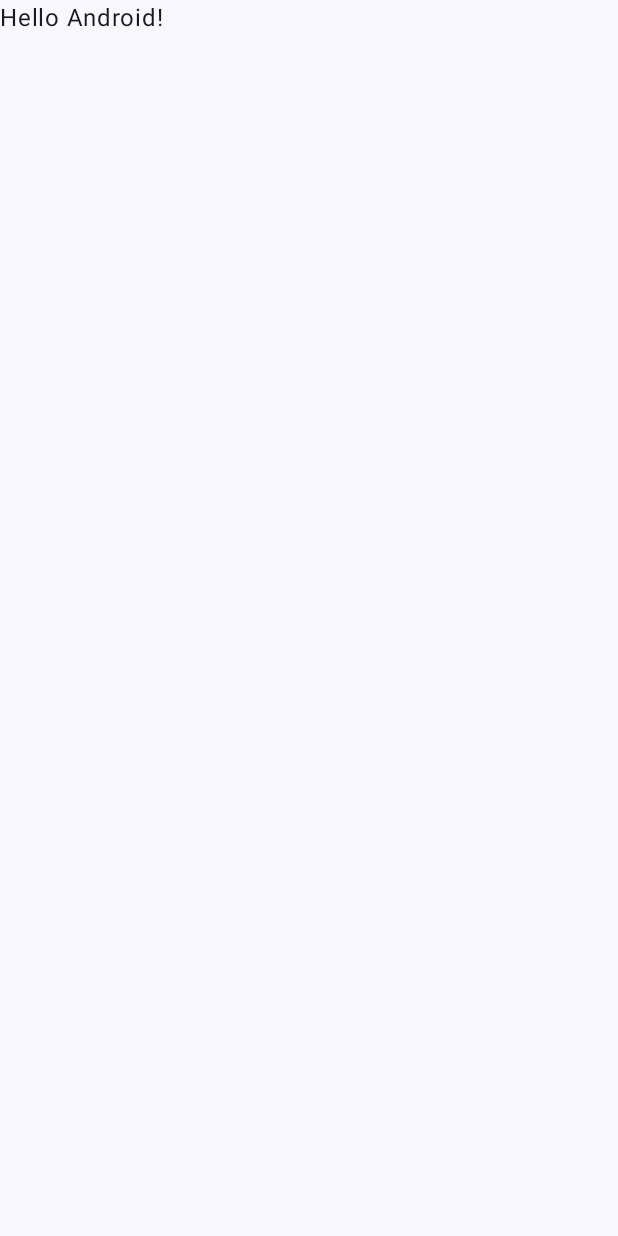
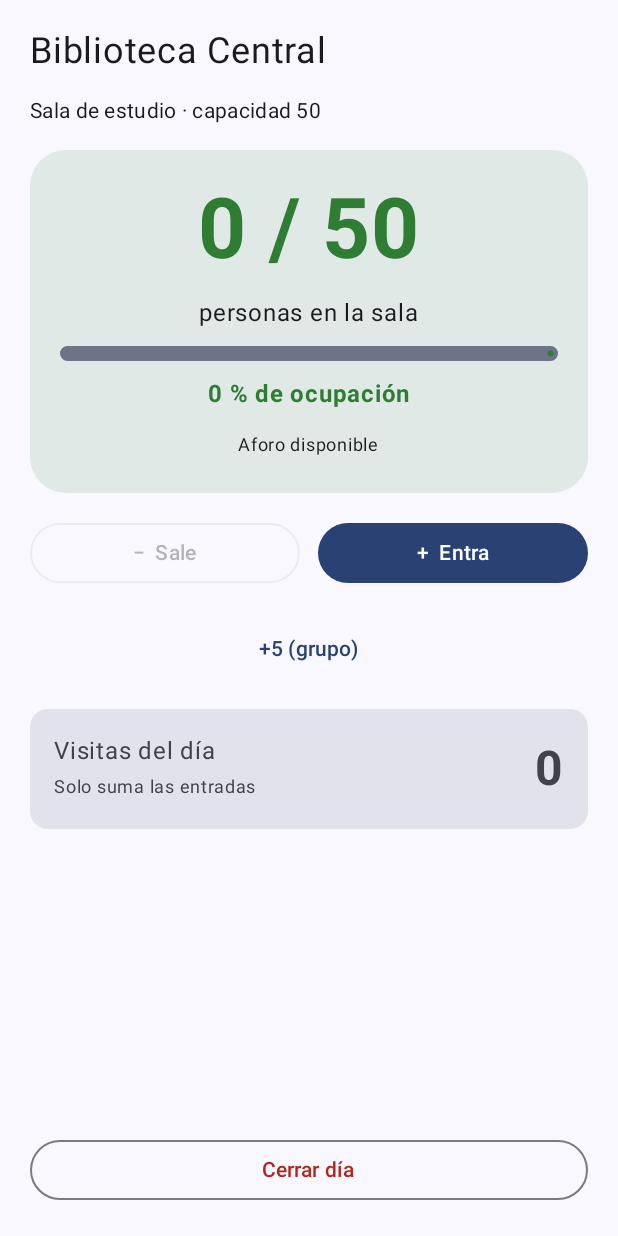
Before and after one commit to pao-diaz/view-model, an Android app built with Jetpack Compose: the screen it shows after launch (MainActivity), on a phone screen of 412 x 824 dp. Before the commit the screen is almost empty. Run offline under Robolectric (Android 15) with nearby library versions, the phone set to English and light mode, and no system bars.

Commit message:
primer Ejercicio01Aforo.kt

```diff
--- a/app/build.gradle.kts
+++ b/app/build.gradle.kts
@@ -36,6 +36,8 @@ android {
 }
 
 dependencies {
+    implementation("androidx.lifecycle:lifecycle-viewmodel-compose:2.8.7")
+    implementation("androidx.compose.material:material-icons-extended")
     implementation(platform(libs.androidx.compose.bom))
     implementation(libs.androidx.activity.compose)
     implementation(libs.androidx.compose.material3)
--- a/app/src/main/java/com/example/view_model/MainActivity.kt
+++ b/app/src/main/java/com/example/view_model/MainActivity.kt
@@ -4,13 +4,11 @@ import android.os.Bundle
 import androidx.activity.ComponentActivity
 import androidx.activity.compose.setContent
 import androidx.activity.enableEdgeToEdge
+import androidx.compose.foundation.layout.Box
 import androidx.compose.foundation.layout.fillMaxSize
 import androidx.compose.foundation.layout.padding
 import androidx.compose.material3.Scaffold
-import androidx.compose.material3.Text
-import androidx.compose.runtime.Composable
 import androidx.compose.ui.Modifier
-import androidx.compose.ui.tooling.preview.Preview
 import com.example.view_model.ui.theme.ViewmodelTheme
 
 class MainActivity : ComponentActivity() {
@@ -20,28 +18,11 @@ class MainActivity : ComponentActivity() {
         setContent {
             ViewmodelTheme {
                 Scaffold(modifier = Modifier.fillMaxSize()) { innerPadding ->
-                    Greeting(
-                        name = "Android",
-                        modifier = Modifier.padding(innerPadding)
-                    )
+                    Box(modifier = Modifier.padding(innerPadding)) {
+                        Ejercicio01Screen()
+                    }
                 }
             }
         }
     }
 }
-
-@Composable
-fun Greeting(name: String, modifier: Modifier = Modifier) {
-    Text(
-        text = "Hello $name!",
-        modifier = modifier
-    )
-}
-
-@Preview(showBackground = true)
-@Composable
-fun GreetingPreview() {
-    ViewmodelTheme {
-        Greeting("Android")
-    }
-}
--- /dev/null
+++ b/app/src/main/java/com/example/view_model/ui/theme/Ejercicio01Aforo.kt
@@ -0,0 +1,168 @@
+package com.example.view_model
+
+import androidx.compose.foundation.layout.*
+import androidx.compose.foundation.shape.RoundedCornerShape
+import androidx.compose.material3.*
+import androidx.compose.runtime.*
+import androidx.compose.ui.Alignment
+import androidx.compose.ui.Modifier
+import androidx.compose.ui.graphics.Color
+import androidx.compose.ui.text.font.FontWeight
+import androidx.compose.ui.tooling.preview.Preview
+import androidx.compose.ui.unit.dp
+import androidx.compose.ui.unit.sp
+import androidx.lifecycle.ViewModel
+import androidx.lifecycle.viewmodel.compose.viewModel
+import com.example.view_model.ui.theme.ViewmodelTheme
+import kotlin.math.roundToInt
+
+const val AFORO_MAX = 50
+
+class AforoViewModel : ViewModel() {
+
+    var actuales by mutableIntStateOf(0)
+        private set
+    var visitasDelDia by mutableIntStateOf(0)
+        private set
+
+    val porcentaje: Float get() = actuales / AFORO_MAX.toFloat()
+    val llena: Boolean get() = actuales >= AFORO_MAX
+
+    fun entra() {
+        if (!llena) { actuales++; visitasDelDia++ }
+    }
+
+    fun sale() {
+        if (actuales > 0) actuales--
+    }
+
+    fun entraGrupo() {
+        val nuevo = (actuales + 5).coerceAtMost(AFORO_MAX)
+        visitasDelDia += nuevo - actuales
+        actuales = nuevo
+    }
+
+    fun cerrarDia() {
+        actuales = 0
+        visitasDelDia = 0
+    }
+}
+
+@Composable
+fun Ejercicio01Screen(vm: AforoViewModel = viewModel()) {
+    AforoContent(
+        actuales = vm.actuales,
+        visitasDelDia = vm.visitasDelDia,
+        porcentaje = vm.porcentaje,
+        llena = vm.llena,
+        onEntra = vm::entra,
+        onSale = vm::sale,
+        onEntraGrupo = vm::entraGrupo,
+        onCerrarDia = vm::cerrarDia
+    )
+}
+
+@Composable
+fun AforoContent(
+    actuales: Int,
+    visitasDelDia: Int,
+    porcentaje: Float,
+    llena: Boolean,
+    onEntra: () -> Unit,
+    onSale: () -> Unit,
+    onEntraGrupo: () -> Unit,
+    onCerrarDia: () -> Unit
+) {
+    val color = when {
+        porcentaje >= 1f -> Color(0xFFB3261E)
+        porcentaje >= 0.7f -> Color(0xFFF9A825)
+        else -> Color(0xFF2E7D32)
+    }
+
+    Column(
+        Modifier.fillMaxSize().systemBarsPadding().padding(20.dp),
+        verticalArrangement = Arrangement.spacedBy(16.dp)
+    ) {
+        Text("Biblioteca Central", fontSize = 24.sp)
+        Text("Sala de estudio · capacidad $AFORO_MAX", style = MaterialTheme.typography.bodyMedium)
+
+        Card(
+            shape = RoundedCornerShape(24.dp),
+            colors = CardDefaults.cardColors(containerColor = color.copy(alpha = 0.12f))
+        ) {
+            Column(
+                Modifier.fillMaxWidth().padding(20.dp),
+                horizontalAlignment = Alignment.CenterHorizontally,
+                verticalArrangement = Arrangement.spacedBy(10.dp)
+            ) {
+                Text("$actuales / $AFORO_MAX", fontSize = 56.sp, fontWeight = FontWeight.Bold, color = color)
+                Text("personas en la sala")
+                LinearProgressIndicator(
+                    progress = { porcentaje },
+                    modifier = Modifier.fillMaxWidth().height(10.dp),
+                    color = color
+                )
+                Text("${(porcentaje * 100).roundToInt()} % de ocupación", color = color, fontWeight = FontWeight.Bold)
+                Text(if (llena) "Sala llena" else "Aforo disponible", fontSize = 12.sp)
+            }
+        }
+
+        Row(Modifier.fillMaxWidth(), horizontalArrangement = Arrangement.spacedBy(12.dp)) {
+            OutlinedButton(onClick = onSale, enabled = actuales > 0, modifier = Modifier.weight(1f)) {
+                Text("−  Sale")
+            }
+            Button(onClick = onEntra, enabled = !llena, modifier = Modifier.weight(1f)) {
+                Text("+  Entra")
+            }
+        }
+        TextButton(onClick = onEntraGrupo, enabled = !llena, modifier = Modifier.align(Alignment.CenterHorizontally)) {
+            Text("+5 (grupo)")
+        }
+
+        Card(colors = CardDefaults.cardColors(containerColor = MaterialTheme.colorScheme.surfaceVariant)) {
+            Row(
+                Modifier.fillMaxWidth().padding(16.dp),
+                horizontalArrangement = Arrangement.SpaceBetween,
+                verticalAlignment = Alignment.CenterVertically
+            ) {
+                Column {
+                    Text("Visitas del día")
+                    Text("Solo suma las entradas", fontSize = 12.sp)
+                }
+                Text("$visitasDelDia", fontSize = 32.sp, fontWeight = FontWeight.Bold)
+            }
+        }
+
+        Spacer(Modifier.weight(1f))
+
+        OutlinedButton(
+            onClick = onCerrarDia,
+            modifier = Modifier.fillMaxWidth(),
+            colors = ButtonDefaults.outlinedButtonColors(contentColor = Color(0xFFB3261E))
+        ) { Text("Cerrar día") }
+    }
+}
+
+@Preview(showBackground = true, showSystemUi = true, name = "Vacía")
+@Composable
+private fun PreviewAforoVacia() {
+    ViewmodelTheme {
+        AforoContent(0, 0, 0f, false, {}, {}, {}, {})
+    }
+}
+
+@Preview(showBackground = true, showSystemUi = true, name = "32 / 50 (verde)")
+@Composable
+private fun PreviewAforoMedia() {
+    ViewmodelTheme {
+        AforoContent(32, 35, 32f / 50f, false, {}, {}, {}, {})
+    }
+}
+
+@Preview(showBackground = true, showSystemUi = true, name = "Llena (rojo)")
+@Composable
+private fun PreviewAforoLlena() {
+    ViewmodelTheme {
+        AforoContent(50, 55, 1f, true, {}, {}, {}, {})
+    }
+}
```
